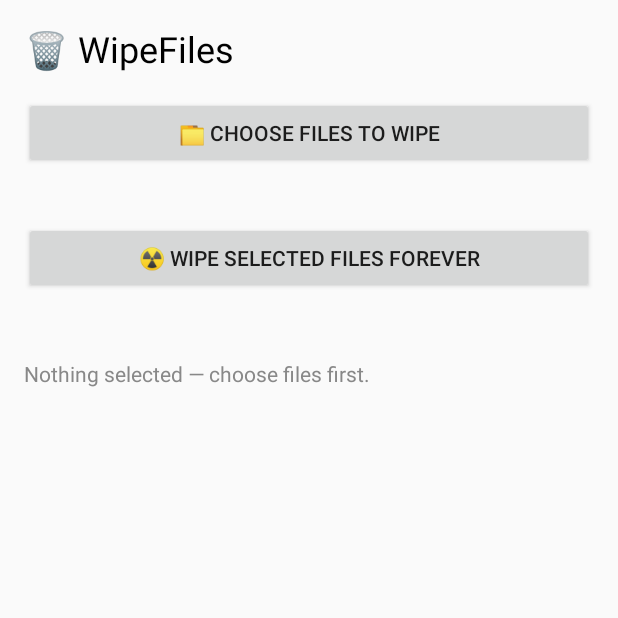
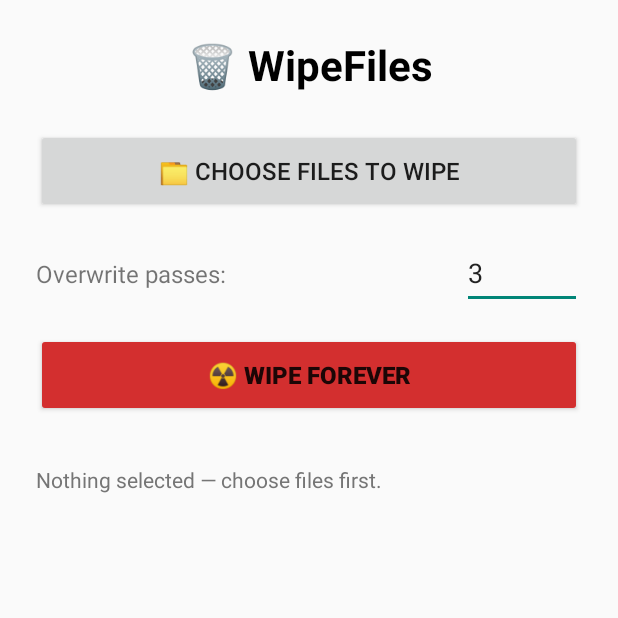
Before and after one commit to ofand04/Wipe-files, an Android app: the screen it shows after launch (MainActivity), on a phone screen of 412 x 824 dp, the top half of it. Run offline under Robolectric (Android 15) with nearby library versions, the phone set to English and light mode, and no system bars; 2 statements that could not run were skipped.

Commit message:
Update MainActivity.java

```diff
--- a/app/src/main/java/uk/org/platitudes/wipe/MainActivity.java
+++ b/app/src/main/java/uk/org/platitudes/wipe/MainActivity.java
@@ -3,17 +3,15 @@ package uk.org.platitudes.wipe;
 import android.app.Activity;
 import android.content.Intent;
 import android.database.Cursor;
-import android.graphics.Color;
 import android.net.Uri;
 import android.os.Bundle;
 import android.os.ParcelFileDescriptor;
 import android.provider.DocumentsContract;
 import android.provider.OpenableColumns;
-import android.view.Gravity;
 import android.widget.Button;
-import android.widget.LinearLayout;
-import android.widget.ScrollView;
+import android.widget.EditText;
 import android.widget.TextView;
+import android.widget.Toast;
 
 import java.io.FileOutputStream;
 import java.security.SecureRandom;
@@ -23,83 +21,23 @@ import java.util.List;
 public class MainActivity extends Activity {
 
     private static final int PICK_FILES = 42;
-    private static final int NUM_PASSES = 3;
-    private static final int BUF_SIZE = 64 * 1024;
-
     private final List<Uri> mSelected = new ArrayList<>();
     private TextView mStatus;
+    private EditText mEditPasses;
 
     @Override
     protected void onCreate(Bundle savedInstanceState) {
         super.onCreate(savedInstanceState);
+        setContentView(R.layout.activity_main);
 
-        // Main container - ScrollView
-        ScrollView scrollView = new ScrollView(this);
-        int marginPx = (int) (16 * getResources().getDisplayMetrics().density);
-        scrollView.setPadding(marginPx, marginPx, marginPx, marginPx);
+        mStatus = findViewById(R.id.status);
+        mEditPasses = findViewById(R.id.editPasses);
 
-        // Inner linear layout
-        LinearLayout root = new LinearLayout(this);
-        root.setOrientation(LinearLayout.VERTICAL);
-        root.setLayoutParams(new LinearLayout.LayoutParams(
-                LinearLayout.LayoutParams.MATCH_PARENT,
-                LinearLayout.LayoutParams.WRAP_CONTENT));
-        root.setGravity(Gravity.CENTER_HORIZONTAL);
+        Button btnPick = findViewById(R.id.btnPick);
+        Button btnWipe = findViewById(R.id.wipe);
 
-        // Title
-        TextView title = new TextView(this);
-        title.setText("🗑️ WipeFiles");
-        title.setTextSize(24);
-        title.setTextColor(Color.BLACK);
-        title.setPadding(0, 0, 0, (int) (16 * getResources().getDisplayMetrics().density));
-        root.addView(title);
-
-        // Pick button
-        Button pick = new Button(this);
-        pick.setText("📁 Choose files to wipe");
-        pick.setLayoutParams(new LinearLayout.LayoutParams(
-                LinearLayout.LayoutParams.MATCH_PARENT,
-                LinearLayout.LayoutParams.WRAP_CONTENT));
-        pick.setOnClickListener(v -> pickFiles());
-        root.addView(pick, new LinearLayout.LayoutParams(
-                LinearLayout.LayoutParams.MATCH_PARENT,
-                LinearLayout.LayoutParams.WRAP_CONTENT));
-
-        // Space
-        TextView space = new TextView(this);
-        space.setText("\n");
-        root.addView(space);
-
-        // Wipe button
-        Button wipe = new Button(this);
-        wipe.setText("☢️ WIPE SELECTED FILES FOREVER");
-        wipe.setLayoutParams(new LinearLayout.LayoutParams(
-                LinearLayout.LayoutParams.MATCH_PARENT,
-                LinearLayout.LayoutParams.WRAP_CONTENT));
-        wipe.setOnClickListener(v -> wipeSelected());
-        root.addView(wipe, new LinearLayout.LayoutParams(
-                LinearLayout.LayoutParams.MATCH_PARENT,
-                LinearLayout.LayoutParams.WRAP_CONTENT));
-
-        // Space
-        TextView space2 = new TextView(this);
-        space2.setText("\n");
-        root.addView(space2);
-
-        // Status text
-        mStatus = new TextView(this);
-        mStatus.setText("Nothing selected — choose files first.");
-        mStatus.setTextIsSelectable(true);
-        mStatus.setTextColor(Color.GRAY);
-        mStatus.setPadding(0, (int) (8 * getResources().getDisplayMetrics().density), 0, 0);
-        mStatus.setTextSize(14);
-        root.addView(mStatus, new LinearLayout.LayoutParams(
-                LinearLayout.LayoutParams.MATCH_PARENT,
-                LinearLayout.LayoutParams.WRAP_CONTENT));
-
-        // Add root to scrollview, then set scrollview as content view
-        scrollView.addView(root);
-        setContentView(scrollView);
+        btnPick.setOnClickListener(v -> pickFiles());
+        btnWipe.setOnClickListener(v -> wipeSelected());
     }
 
     private void pickFiles() {
@@ -132,9 +70,19 @@ public class MainActivity extends Activity {
         for (Uri u : mSelected) {
             sb.append("  • ").append(displayName(u)).append('\n');
         }
-        sb.append("\nEach file will be overwritten with ")
-          .append(NUM_PASSES).append(" passes of random data, then deleted.");
+        int passes = getPasses();
+        sb.append("\nEach file will be overwritten ").append(passes)
+          .append(" times with random data, then deleted.");
         mStatus.setText(sb.toString());
+    }
+
+    private int getPasses() {
+        try {
+            int p = Integer.parseInt(mEditPasses.getText().toString().trim());
+            return Math.max(1, Math.min(p, 10));
+        } catch (NumberFormatException e) {
+            return 3;
+        }
     }
 
     private String displayName(Uri uri) {
@@ -162,7 +110,7 @@ public class MainActivity extends Activity {
 
     private void wipeSelected() {
         if (mSelected.isEmpty()) {
-            mStatus.setText("Nothing selected — choose files first.");
+            Toast.makeText(this, "Choose files first", Toast.LENGTH_SHORT).show();
             return;
         }
         final List<Uri> toWipe = new ArrayList<>(mSelected);
@@ -170,39 +118,42 @@ public class MainActivity extends Activity {
 
         new Thread(() -> {
             StringBuilder results = new StringBuilder();
+            int passes = getPasses();
             for (Uri uri : toWipe) {
                 String name = displayName(uri);
                 try {
-                    wipeOne(uri);
-                    results.append("✔ wiped and deleted: ").append(name).append('\n');
+                    wipeOne(uri, passes);
+                    results.append("✔ wiped & deleted: ").append(name).append('\n');
                 } catch (Exception e) {
                     results.append("✘ FAILED (").append(name).append("): ")
                            .append(e.getMessage()).append('\n');
                 }
             }
-            results.append("\nDone. Storage note: on flash storage, overwriting "
-                    + "reduces but cannot guarantee recovery-proof erasure "
-                    + "(wear-leveling). Best-effort only.");
+            results.append("\nDone. Note: Flash wear-leveling means overwrite ");
+            results.append("reduces but cannot guarantee recovery-proof erasure.\n");
+            results.append("Modern Android encryption usually makes deleted ");
+            results.append("files unrecoverable anyway.");
             runOnUiThread(() -> {
                 mSelected.clear();
                 mStatus.setText(results.toString());
+                mEditPasses.setText("3");
             });
         }).start();
     }
 
-    private void wipeOne(Uri uri) throws Exception {
+    private void wipeOne(Uri uri, int numPasses) throws Exception {
         long size = fileSize(uri);
         if (size == 0) {
             // Empty file
         } else if (size < 0) {
-            overwriteStreaming(uri, 1024 * 1024);
+            overwriteStreaming(uri, 1024 * 1024, numPasses);
         } else {
-            for (int pass = 0; pass < NUM_PASSES; pass++) {
+            for (int pass = 0; pass < numPasses; pass++) {
                 try (ParcelFileDescriptor pfd =
                              getContentResolver().openFileDescriptor(uri, "rw")) {
                     if (pfd == null) throw new IllegalStateException("cannot open for write");
                     SecureRandom rnd = new SecureRandom();
-                    byte[] buf = new byte[BUF_SIZE];
+                    byte[] buf = new byte[64 * 1024];
                     try (FileOutputStream out = new FileOutputStream(pfd.getFileDescriptor())) {
                         long written = 0;
                         while (written < size) {
@@ -222,9 +173,10 @@ public class MainActivity extends Activity {
         }
     }
 
-    private void overwriteStreaming(Uri uri, long maxBytes) throws Exception {
+    private void overwriteStreaming(Uri uri, long maxBytes, int numPasses) throws Exception {
         SecureRandom rnd = new SecureRandom();
-        byte[] buf = new byte[BUF_SIZE];
+        byte[] buf = new byte[64 * 1024];
+        for (int pass = 0; pass < numPasses; pass++) {
             try (ParcelFileDescriptor pfd =
                          getContentResolver().openFileDescriptor(uri, "rwt")) {
                 if (pfd == null) throw new IllegalStateException("cannot open for write");
@@ -241,3 +193,4 @@ public class MainActivity extends Activity {
             }
         }
     }
+    }
```
Lines whose indentation alone changed are shown as unchanged.
